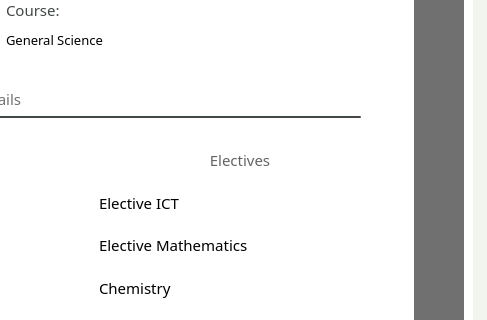
Before: the Qt Designer form UIs/ui_main.ui in Asiedu13/wassceverse-grandpa, drawn with Qt 5; both pictures show x 793 to 1280 and y 277 to 597 of the 1280 by 800 pixel window.
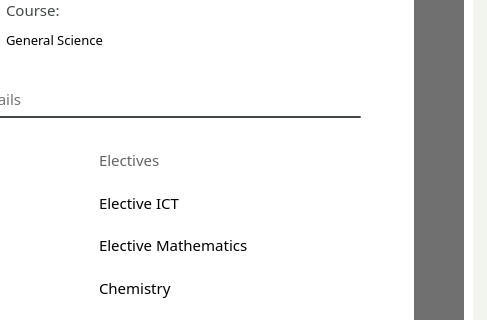
After: the same form once the commit is applied. The open tabs and pages were chosen to show the change. Icons and pictures are not drawn. Custom widgets are drawn as their Qt base class.

What changed in the file:
```diff
--- a/UIs/ui_main.ui
+++ b/UIs/ui_main.ui
@@ -3313,7 +3313,7 @@
                           </font>
                          </property>
                          <property name="text">
-                          <string>&lt;html&gt;&lt;head/&gt;&lt;body&gt;&lt;p align=&quot;center&quot;&gt;&lt;span style=&quot; font-size:11pt; color:#646464;&quot;&gt;Electives&lt;/span&gt;&lt;/p&gt;&lt;/body&gt;&lt;/html&gt;</string>
+                          <string>&lt;html&gt;&lt;head/&gt;&lt;body&gt;&lt;p&gt;&lt;span style=&quot; font-size:11pt; color:#646464;&quot;&gt;Electives&lt;/span&gt;&lt;/p&gt;&lt;/body&gt;&lt;/html&gt;</string>
                          </property>
                         </widget>
                        </item>
```
Left out of the diff: 21 changed lines with no effect on the pictures.
